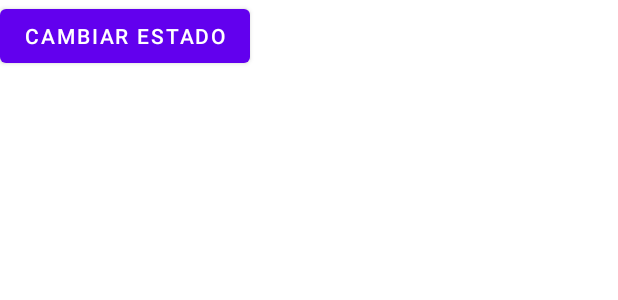
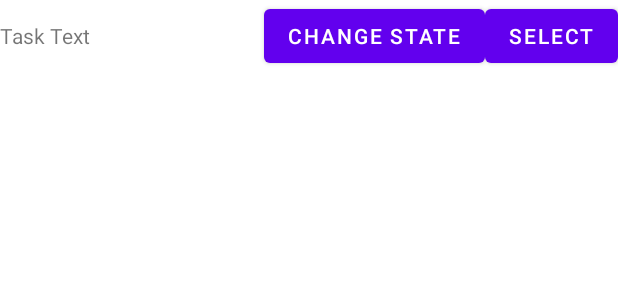
Before and after one commit to joseGomez360/Pocket_Canva, an Android app: the layout task_item.xml on its own in the app's theme, with its tools: preview values and no code run, on a phone screen of 412 x 824 dp. Shown: the top 300 px of the screen. Run offline under Robolectric (Android 15) with nearby library versions, the phone set to English and light mode, and no system bars.

Commit message:
CheckPoint: Todas las funciones funcionan. Hay que revisar las estructuras de los botones de filtro

```diff
--- a/app/src/main/java/com/example/kanba/Task.kt
+++ b/app/src/main/java/com/example/kanba/Task.kt
@@ -1,3 +1,3 @@
 package com.example.kanba
 
-data class Task(val id: Int = -1, val text: String, var state: String)
+data class Task(var text: String, var state: String)
--- a/app/src/main/res/layout/task_item.xml
+++ b/app/src/main/res/layout/task_item.xml
@@ -1,29 +1,26 @@
-<?xml version="1.0" encoding="utf-8"?>
-<androidx.constraintlayout.widget.ConstraintLayout xmlns:android="http://schemas.android.com/apk/res/android"
-    xmlns:app="http://schemas.android.com/apk/res-auto"
-    xmlns:tools="http://schemas.android.com/tools"
-    android:id="@+id/main"
+<LinearLayout xmlns:android="http://schemas.android.com/apk/res/android"
+    android:id="@+id/task_item_layout"
     android:layout_width="match_parent"
-    android:layout_height="match_parent"
-    tools:context=".task_item">
-
-    <!-- task_item.xml -->
+    android:layout_height="wrap_content"
+    android:orientation="horizontal">
 
     <TextView
-        xmlns:android="http://schemas.android.com/apk/res/android"
         android:id="@+id/task_text_view"
-        android:layout_width="match_parent"
+        android:layout_width="0dp"
         android:layout_height="wrap_content"
-        android:textSize="18sp"
-        android:padding="10dp"
-        android:textColor="@android:color/black" />
+        android:layout_weight="1"
+        android:text="Task Text" />
 
     <Button
-        xmlns:android="http://schemas.android.com/apk/res/android"
         android:id="@+id/change_state_button"
         android:layout_width="wrap_content"
         android:layout_height="wrap_content"
-        android:text="Cambiar Estado"
-        android:layout_gravity="end" />
+        android:text="Change State" />
 
-</androidx.constraintlayout.widget.ConstraintLayout>
+    <Button
+        android:id="@+id/select_button"
+        android:layout_width="wrap_content"
+        android:layout_height="wrap_content"
+        android:text="Select" />
+
+</LinearLayout>
```
Also changed, not shown: app/src/main/AndroidManifest.xml (+5 -3 lines), app/src/main/java/com/example/kanba/CreateTaskDialogFragment.kt (added, +44 -0 lines), app/src/main/java/com/example/kanba/EditTaskDialogFragment.kt (added, +37 -0 lines), app/src/main/java/com/example/kanba/MainActivity.kt (+47 -15 lines), app/src/main/java/com/example/kanba/task_item.kt (deleted, +0 -20 lines), app/src/main/res/layout/dialog_create_task.xml (added, +19 -0 lines), app/src/main/res/layout/dialog_edit_task.xml (added, +21 -0 lines), app/src/main/res/drawable/logo.png (added), app/src/main/res/layout/activity_main.xml (line endings or trailing spaces).
